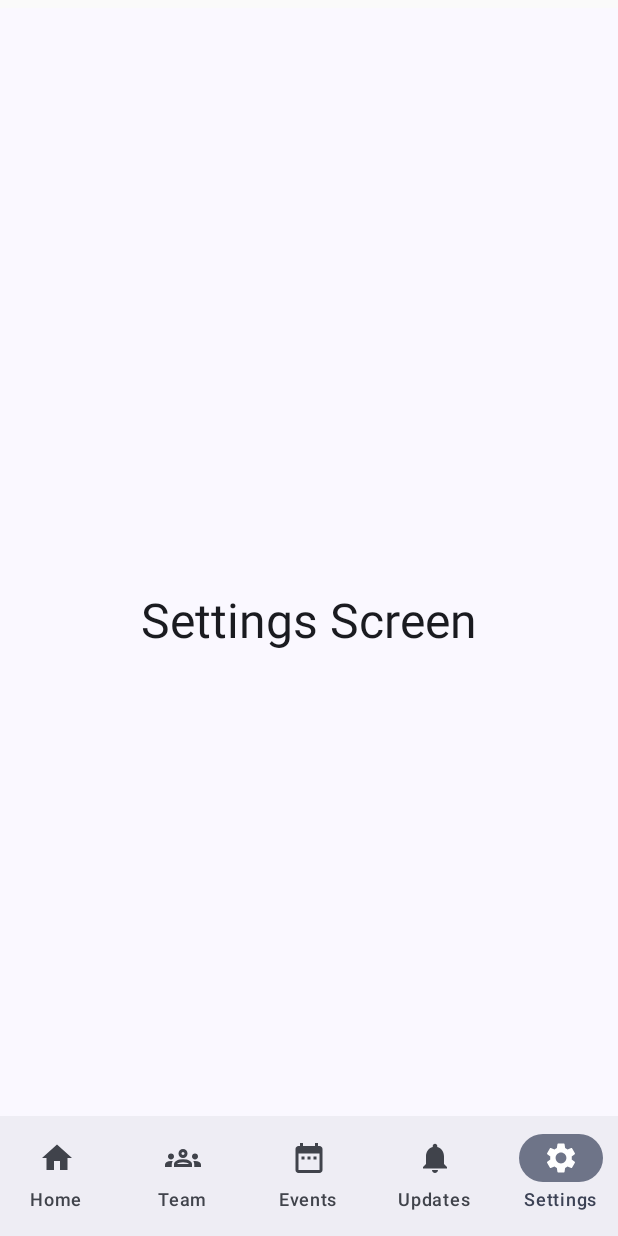
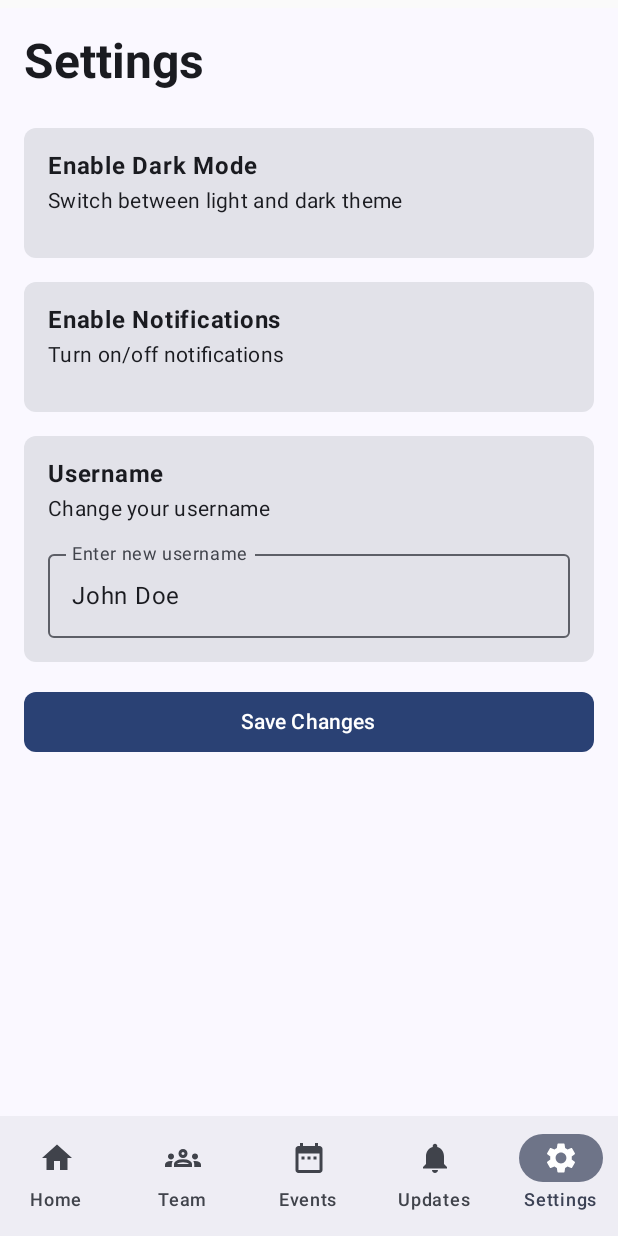
Before and after one commit to Blurviy/hockey-UN, an Android app built with Jetpack Compose: the screen it shows after launch (MainActivity), item 5 of the bottom bar chosen, on a phone screen of 412 x 824 dp. Run offline under Robolectric (Android 15) with nearby library versions, the phone set to English and light mode, and no system bars.

Commit message:
Update SettingsScreen.kt
Addition of Mary-Joy's code for the settings page as i had forgotton to include it in my last upload.

```diff
--- a/app/src/main/java/com/hockey/ui/screens/SettingsScreen.kt
+++ b/app/src/main/java/com/hockey/ui/screens/SettingsScreen.kt
@@ -1,22 +1,139 @@
 package com.hockey.ui.screens
 
-import androidx.compose.foundation.layout.Box
-import androidx.compose.foundation.layout.fillMaxSize
-import androidx.compose.material3.MaterialTheme
-import androidx.compose.material3.Text
-import androidx.compose.runtime.Composable
+import androidx.compose.foundation.layout.*
+import androidx.compose.foundation.shape.RoundedCornerShape
+import androidx.compose.material3.*
+import androidx.compose.runtime.*
 import androidx.compose.ui.Alignment
 import androidx.compose.ui.Modifier
+import androidx.compose.ui.unit.dp
+import androidx.compose.ui.tooling.preview.Preview
+import androidx.compose.ui.text.font.FontWeight
 
 @Composable
-fun SettingsScreen(){
-    Box (modifier = Modifier
-        .fillMaxSize(),
-        contentAlignment = Alignment.Center
-    ){
+fun SettingsScreen() {
+    // States to manage settings options
+    var isDarkMode by remember { mutableStateOf(false) }
+    var isNotificationsEnabled by remember { mutableStateOf(true) }
+    var userName by remember { mutableStateOf("John Doe") }
+
+    Column(
+        modifier = Modifier
+            .fillMaxSize()
+            .padding(16.dp),
+    ) {
+        // Title of the screen
         Text(
-            text = "Settings Screen",
-            style = MaterialTheme.typography.headlineLarge
+            text = "Settings",
+            style = MaterialTheme.typography.headlineLarge,
+            fontWeight = FontWeight.Bold,
+            modifier = Modifier.align(Alignment.Start)
         )
+
+        Spacer(modifier = Modifier.height(24.dp))
+
+        // Dark Mode Switch
+        SettingsOption(
+            label = "Enable Dark Mode",
+            description = "Switch between light and dark theme",
+            isChecked = isDarkMode,
+            onCheckedChange = { isDarkMode = it }
+        )
+
+        Spacer(modifier = Modifier.height(16.dp))
+
+        // Notifications Switch
+        SettingsOption(
+            label = "Enable Notifications",
+            description = "Turn on/off notifications",
+            isChecked = isNotificationsEnabled,
+            onCheckedChange = { isNotificationsEnabled = it }
+        )
+
+        Spacer(modifier = Modifier.height(16.dp))
+
+        // User Name Edit
+        SettingsOption(
+            label = "Username",
+            description = "Change your username",
+            content = {
+                OutlinedTextField(
+                    value = userName,
+                    onValueChange = { userName = it },
+                    label = { Text("Enter new username") },
+                    modifier = Modifier.fillMaxWidth()
+                )
+            }
+        )
+
+        Spacer(modifier = Modifier.height(16.dp))
+
+        // Save Button
+        Button(
+            onClick = { /* Save changes logic here */ },
+            modifier = Modifier.fillMaxWidth(),
+            shape = RoundedCornerShape(8.dp),
+            colors = ButtonDefaults.buttonColors(containerColor = MaterialTheme.colorScheme.primary)
+        ) {
+            Text(text = "Save Changes", color = MaterialTheme.colorScheme.onPrimary)
+        }
     }
 }
+
+@Composable
+fun SettingsOption(
+    label: String,
+    description: String,
+    isChecked: Boolean = false,
+    onCheckedChange: (Boolean) -> Unit = {},
+    content: @Composable () -> Unit = {}
+) {
+    Card(
+        shape = RoundedCornerShape(8.dp),
+        modifier = Modifier.fillMaxWidth(),
+        //elevation = CardDefaults.elevation(4.dp)
+    ) {
+        Column(
+            modifier = Modifier
+                .fillMaxWidth()
+                .padding(16.dp)
+        ) {
+            // Label Text
+            Text(
+                text = label,
+                style = MaterialTheme.typography.bodyLarge,
+                fontWeight = FontWeight.Bold
+            )
+
+            // Description Text
+            Text(
+                text = description,
+                style = MaterialTheme.typography.bodyMedium,
+                modifier = Modifier.padding(top = 4.dp)
+            )
+
+            // Optionally display switch or content
+            Spacer(modifier = Modifier.height(12.dp))
+
+            Row(
+                verticalAlignment = Alignment.CenterVertically,
+                horizontalArrangement = Arrangement.SpaceBetween
+            ) {
+                if (content != {}) {
+                    content() // Custom content (e.g., text field for user input)
+                } else {
+                    Switch(
+                        checked = isChecked,
+                        onCheckedChange = onCheckedChange
+                    )
+                }
+            }
+        }
+    }
+}
+
+@Preview(showBackground = true)
+@Composable
+fun SettingsScreenPreview() {
+    SettingsScreen()
+}
```
